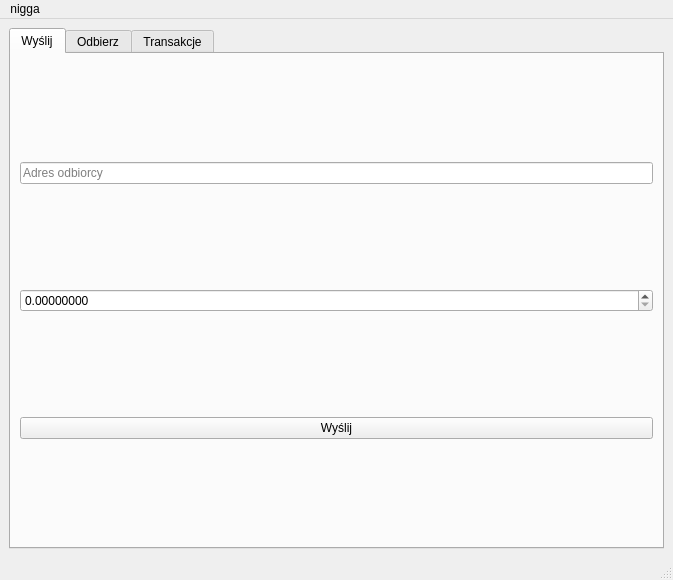
Above: wallet/lofswap_wallet/lofswap.ui from LofisMusk/lofswap before the change. Below: the same form after it.
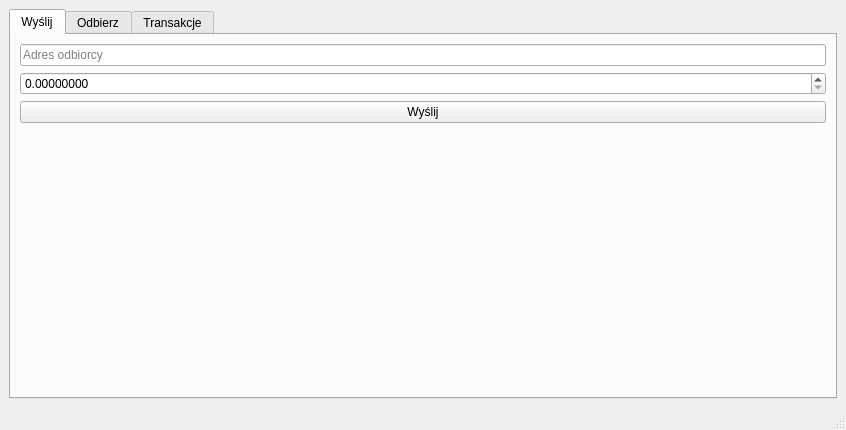
That is the form after the change.

Commit message: Refactor network handling and UI layout; add peer management and error logging

Diff of the .ui file:
```diff
--- a/wallet/lofswap_wallet/lofswap.ui
+++ b/wallet/lofswap_wallet/lofswap.ui
@@ -6,8 +6,8 @@
    <rect>
     <x>0</x>
     <y>0</y>
-    <width>673</width>
-    <height>580</height>
+    <width>846</width>
+    <height>430</height>
    </rect>
   </property>
   <property name="windowTitle">
@@ -27,9 +27,21 @@
        <layout class="QVBoxLayout" name="sendLayout">
         <item>
          <widget class="QLineEdit" name="recipientEdit">
+          <property name="enabled">
+           <bool>true</bool>
+          </property>
+          <property name="frame">
+           <bool>true</bool>
+          </property>
+          <property name="alignment">
+           <set>Qt::AlignmentFlag::AlignLeading|Qt::AlignmentFlag::AlignLeft|Qt::AlignmentFlag::AlignVCenter</set>
+          </property>
           <property name="placeholderText">
            <string>Adres odbiorcy</string>
           </property>
+          <property name="clearButtonEnabled">
+           <bool>false</bool>
+          </property>
          </widget>
         </item>
         <item>
@@ -52,6 +64,19 @@
           </property>
          </widget>
         </item>
+        <item>
+         <spacer name="verticalSpacer">
+          <property name="orientation">
+           <enum>Qt::Orientation::Vertical</enum>
+          </property>
+          <property name="sizeHint" stdset="0">
+           <size>
+            <width>20</width>
+            <height>40</height>
+           </size>
+          </property>
+         </spacer>
+        </item>
        </layout>
       </widget>
       <widget class="QWidget" name="receiveTab">
@@ -114,16 +139,10 @@
     <rect>
      <x>0</x>
      <y>0</y>
-     <width>673</width>
+     <width>846</width>
      <height>21</height>
     </rect>
    </property>
-   <widget class="QMenu" name="menunigga">
-    <property name="title">
-     <string>nigga</string>
-    </property>
-   </widget>
-   <addaction name="menunigga"/>
   </widget>
   <widget class="QStatusBar" name="statusbar"/>
  </widget>
```
The commit also changes 4 other files.
